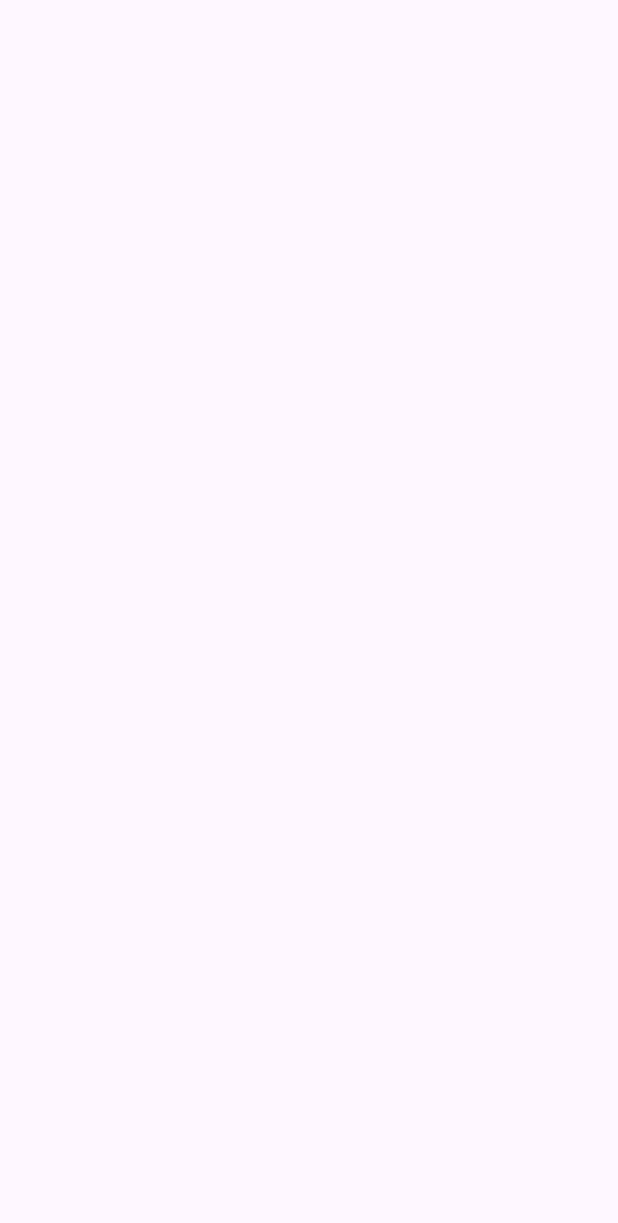
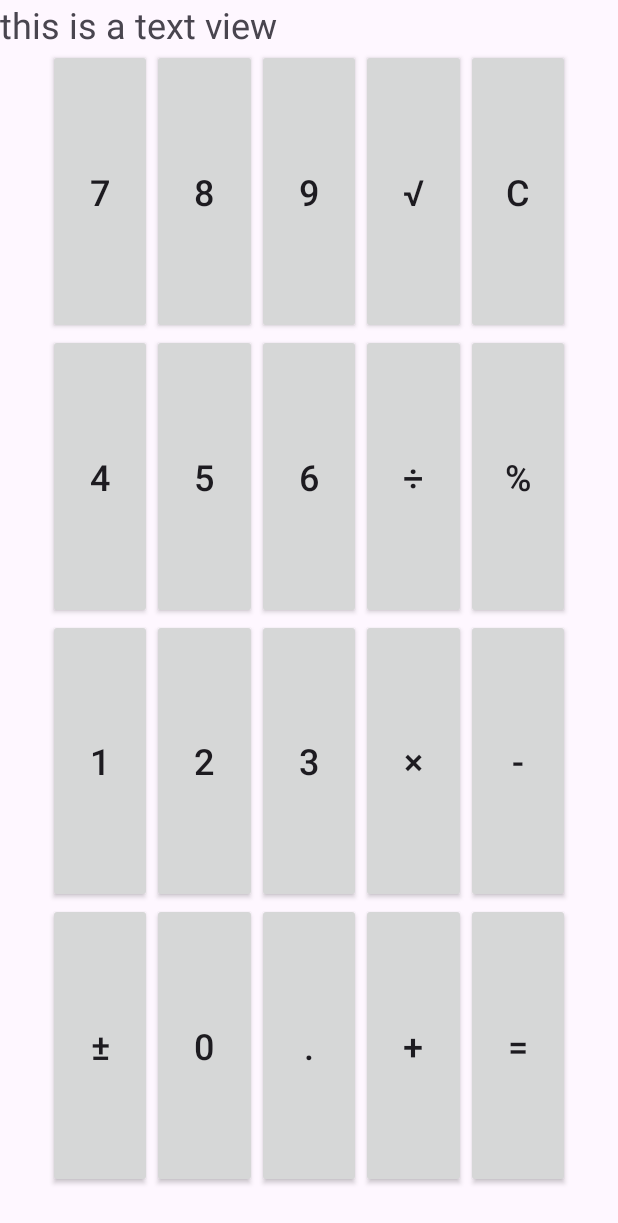
Before and after one commit to Landon-Barrett/lab3-calculator, an Android app: the screen it shows after launch (MainActivity), on a phone screen of 412 x 824 dp. Before the commit the part shown is empty. Shown: the top 1223 px of the screen. Run offline under Robolectric (Android 15) with nearby library versions, the phone set to English and light mode, and no system bars.

Commit message:
Buttons complete. Output window needs to be added. Logic needs to be complete.

```diff
--- a/app/src/main/java/edu/jsu/mcis/cs408/calculator/MainActivity.java
+++ b/app/src/main/java/edu/jsu/mcis/cs408/calculator/MainActivity.java
@@ -3,16 +3,22 @@ package edu.jsu.mcis.cs408.calculator;
 import androidx.appcompat.app.AppCompatActivity;
 import androidx.constraintlayout.widget.ConstraintLayout;
 import androidx.constraintlayout.widget.ConstraintSet;
+import androidx.constraintlayout.widget.Guideline;
 
 import android.os.Bundle;
+import android.util.Log;
 import android.view.View;
+import android.view.ViewGroup;
 import android.widget.Button;
+import android.widget.TextView;
+import android.widget.Toolbar;
 
 import edu.jsu.mcis.cs408.calculator.databinding.ActivityMainBinding;
 
 public class MainActivity extends AppCompatActivity {
 
     private ActivityMainBinding binding;
+    private String TAG = "ACTIVITY_MAIN";
     private static final int KEYS_HEIGHT = 4;
     private static final int KEYS_WIDTH = 5;
     @Override
@@ -21,38 +27,86 @@ public class MainActivity extends AppCompatActivity {
         binding = ActivityMainBinding.inflate(getLayoutInflater());
         View view = binding.getRoot();
         setContentView(view);
+        initLayout();
     }
 
     private void initLayout() {
 
+        ConstraintLayout layout = binding.layout;
+
         int[][] horizontals = new int[KEYS_HEIGHT][KEYS_WIDTH];
         int[][] verticals = new int[KEYS_WIDTH][KEYS_HEIGHT];
-        int[]btnIds = new int[KEYS_HEIGHT];
-        ConstraintLayout layout = binding.layout;
 
-        for(int i = 0; i <= KEYS_HEIGHT; i++) {
+        int[] btnIds = new int[KEYS_HEIGHT];
 
-            Button btn = new Button(this);
-            int id = View.generateViewId(); // generate new ID
-
-            btn.setId(id); // assign ID
-            btn.setTag("btn " + i); // assign tag (for acquiring references later)
-            btn.setText("TextView Chain Element " + i); // set text (using a string resource)
-            btn.setTextSize(24); // set size
-            layout.addView(btn); // add to layout
-            btnIds[i] = id; // store ID to collection
-
-        }
         ConstraintSet set = new ConstraintSet();
         set.clone(layout);
-        for (int id : btnIds) {
-            set.connect(id, ConstraintSet.LEFT, ConstraintSet.PARENT_ID, ConstraintSet.LEFT, 0);
-            set.connect(id, ConstraintSet.RIGHT, ConstraintSet.PARENT_ID, ConstraintSet.RIGHT, 0);
-        }
-        set.createVerticalChain(ConstraintSet.PARENT_ID, ConstraintSet.TOP, ConstraintSet.PARENT_ID,
-                ConstraintSet.BOTTOM, btnIds, null, ConstraintSet.CHAIN_PACKED);
+
+        Guideline north = binding.guideNorth;
+        Guideline south = binding.guideSouth;
+        Guideline east = binding.guideEast;
+        Guideline west = binding.guideWest;
+
+        int id = View.generateViewId();
+        TextView tv = new TextView(this);
+        tv.setId(id);
+        tv.setText("this is a text view ");
+        tv.setTextSize(24);
+        layout.addView(tv);
+
+        //set.connect(tv.getId(), ConstraintSet.LEFT, west.getId(), ConstraintSet.LEFT, 0);
+        //set.connect(tv.getId(), ConstraintSet.RIGHT, east.getId(), ConstraintSet.RIGHT, 0);
+        //set.connect(tv.getId(), ConstraintSet.TOP, north.getId(), ConstraintSet.TOP, 0);
+        //set.connect(tv.getId(), ConstraintSet.BOTTOM, ConstraintSet.PARENT_ID, ConstraintSet.BOTTOM, 0);
 
 
+        String[][] btnText = getButtonText();
 
+        for(int i = 0; i < KEYS_WIDTH; i++) {
+
+            btnIds = new int[KEYS_HEIGHT];
+
+            for (int j = 0; j < KEYS_HEIGHT; j++) {
+
+                Button btn = new Button(this);
+                id = View.generateViewId();
+
+                btn.setId(id);
+                btn.setText(btnText[i][j]);
+                btn.setTextSize(24);
+                layout.addView(btn);
+                btnIds[j] = id;
+                horizontals[j][i] = id;
+            }
+
+            verticals[i] = btnIds;
+        }
+
+
+        for(int i = 0; i < KEYS_WIDTH; i++) {
+
+            set.createVerticalChain(tv.getId(), ConstraintSet.BOTTOM, south.getId(),
+                    ConstraintSet.BOTTOM, verticals[i], null, ConstraintSet.CHAIN_PACKED);
+        }
+
+        for(int i = 0; i < KEYS_HEIGHT; i++) {
+
+            set.createHorizontalChain(west.getId(), ConstraintSet.LEFT, east.getId(),
+                    ConstraintSet.RIGHT, horizontals[i], null, ConstraintSet.CHAIN_PACKED);
+        }
+
+        set.applyTo(layout);
+    }
+
+    public String[][] getButtonText() {
+
+        String[] column1 = getResources().getStringArray(R.array.buttonsColumn1);
+        String[] column2 = getResources().getStringArray(R.array.buttonsColumn2);
+        String[] column3 = getResources().getStringArray(R.array.buttonsColumn3);
+        String[] column4 = getResources().getStringArray(R.array.buttonsColumn4);
+        String[] column5 = getResources().getStringArray(R.array.buttonsColumn5);
+        String[][] btnText = {column1, column2, column3, column4, column5};
+
+        return btnText;
     }
 }
--- a/app/src/main/res/values/strings.xml
+++ b/app/src/main/res/values/strings.xml
@@ -1,23 +1,36 @@
 <resources>
     <string name="app_name">Calculator</string>
     <string name="place_holder_num">0</string>
-    <string-array name="buttons">
+
+    <string-array name="buttonsColumn1">
         <item name="btn7">7</item>
         <item name="btn4">4</item>
         <item name="btn1">1</item>
         <item name="btnSign">\u00B1</item>
+    </string-array>
+
+    <string-array name="buttonsColumn2">
         <item name="btn8">8</item>
         <item name="btn5">5</item>
         <item name="btn2">2</item>
         <item name="btn0">0</item>
+    </string-array>
+
+    <string-array name="buttonsColumn3">
         <item name="btn9">9</item>
         <item name="btn6">6</item>
         <item name="btn3">3</item>
         <item name="btnDecimal">.</item>
+    </string-array>
+
+    <string-array name="buttonsColumn4">
         <item name="btnSquare">\u221A</item>
         <item name="btnDivide">\u00F7</item>
         <item name="btnMultiply">\u00D7</item>
         <item name="btnAdd">+</item>
+    </string-array>
+
+    <string-array name="buttonsColumn5">
         <item name="btnClear">C</item>
         <item name="btnPercent">%</item>
         <item name="btnSubtract">-</item>
```
